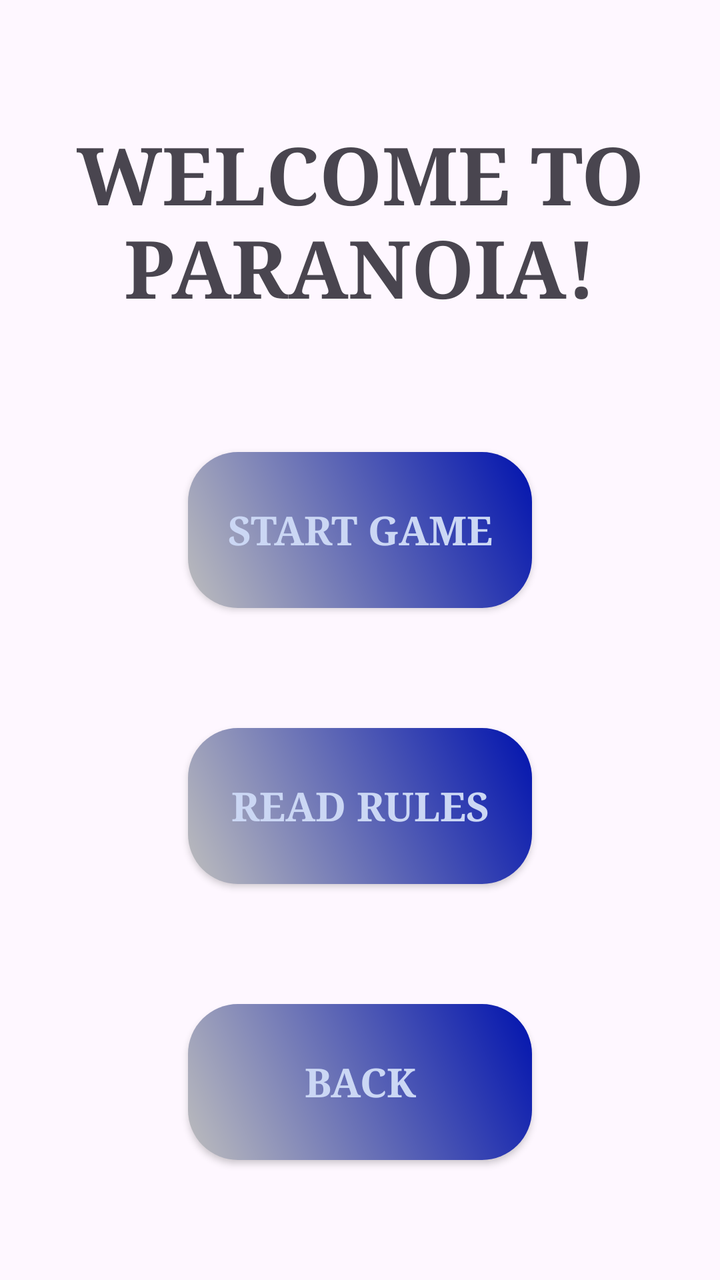
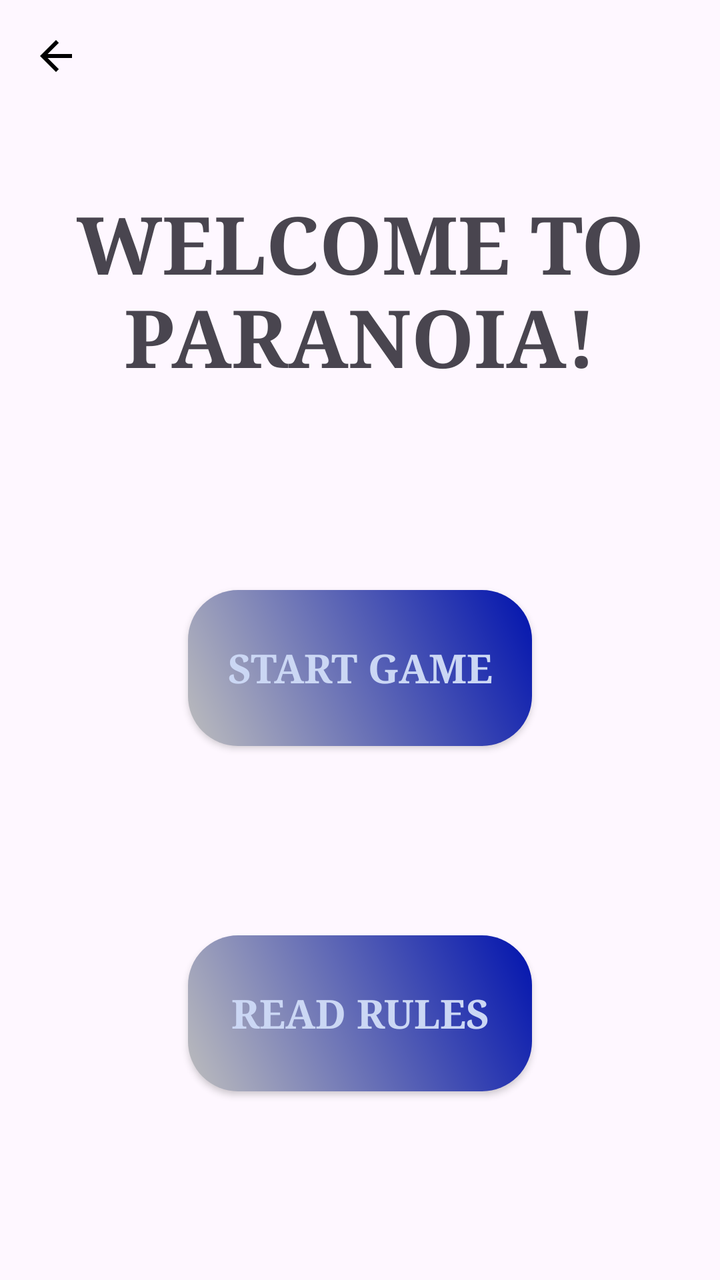

Screens rendered from an Android XML layout before and after an edit, with the pre-edit source and the edit as a unified diff.
<!-- AndroidManifest.xml: application theme Theme.GameCollection -->
<!-- res/layout/activity_paranoia.xml -->
<?xml version="1.0" encoding="utf-8"?>
<androidx.constraintlayout.widget.ConstraintLayout xmlns:android="http://schemas.android.com/apk/res/android"
    xmlns:app="http://schemas.android.com/apk/res-auto"
    xmlns:tools="http://schemas.android.com/tools"
    android:id="@+id/main"
    android:layout_width="match_parent"
    android:layout_height="match_parent"
    tools:context=".paranoia.ParanoiaActivity">

    <TextView
        android:id="@+id/ParanoiaTextView"
        android:layout_width="309dp"
        android:layout_height="106dp"
        android:fontFamily="serif"
        android:text="WELCOME TO PARANOIA!"
        android:textAlignment="center"
        android:textSize="40sp"
        android:textStyle="bold"
        app:layout_constraintBottom_toTopOf="@+id/buttonStart"
        app:layout_constraintEnd_toEndOf="parent"
        app:layout_constraintHorizontal_bias="0.5"
        app:layout_constraintStart_toStartOf="parent"
        app:layout_constraintTop_toTopOf="parent" />

    <androidx.appcompat.widget.AppCompatButton
        android:id="@+id/buttonStart"
        android:layout_width="172dp"
        android:layout_height="78dp"
        android:background="@drawable/paranoia_button"
        android:fontFamily="serif"
        android:text="Start game"
        android:textColor="@color/paranoiaButtonTextColour"
        android:textSize="20sp"
        android:textStyle="bold"
        app:layout_constraintBottom_toTopOf="@+id/buttonRules"
        app:layout_constraintEnd_toEndOf="parent"
        app:layout_constraintHorizontal_bias="0.5"
        app:layout_constraintStart_toStartOf="parent"
        app:layout_constraintTop_toBottomOf="@+id/ParanoiaTextView" />

    <androidx.appcompat.widget.AppCompatButton
        android:id="@+id/buttonRules"
        android:layout_width="172dp"
        android:layout_height="78dp"
        android:background="@drawable/paranoia_button"
        android:fontFamily="serif"
        android:text="Read rules"
        android:textColor="@color/paranoiaButtonTextColour"
        android:textSize="20sp"
        android:textStyle="bold"
        app:layout_constraintBottom_toTopOf="@+id/buttonBackFromParanoia"
        app:layout_constraintEnd_toEndOf="parent"
        app:layout_constraintHorizontal_bias="0.5"
        app:layout_constraintStart_toStartOf="parent"
        app:layout_constraintTop_toBottomOf="@+id/buttonStart" />

    <androidx.appcompat.widget.AppCompatButton
        android:id="@+id/buttonBackFromParanoia"
        android:layout_width="172dp"
        android:layout_height="78dp"
        android:background="@drawable/paranoia_button"
        android:fontFamily="serif"
        android:text="Back"
        android:textColor="@color/paranoiaButtonTextColour"
        android:textSize="20sp"
        android:textStyle="bold"
        app:layout_constraintBottom_toBottomOf="parent"
        app:layout_constraintEnd_toEndOf="parent"
        app:layout_constraintHorizontal_bias="0.5"
        app:layout_constraintStart_toStartOf="parent"
        app:layout_constraintTop_toBottomOf="@+id/buttonRules" />

</androidx.constraintlayout.widget.ConstraintLayout>
<!-- resources referenced by this layout -->
<resources>
  <color name="paranoiaButtonTextColour">#cbd7f4</color>
  <!-- drawable paranoia_button (drawable) -->
  <?xml version="1.0" encoding="utf-8"?>
  <shape xmlns:android="http://schemas.android.com/apk/res/android" android:shape="rectangle">
      <gradient
          android:angle="45"
          android:startColor="#BDBDBD"
          android:endColor="#0113ae"/>
      <corners android:radius="25dp" />
  </shape>
  <style name="Theme.GameCollection" parent="Base.Theme.GameCollection" />
  <style name="Base.Theme.GameCollection" parent="Theme.Material3.DayNight.NoActionBar">
          
          
      </style>
</resources>

<!-- the commit's change to res/layout/activity_paranoia.xml (unified diff, before → after) -->
@@ -48,26 +48,23 @@
         android:textColor="@color/paranoiaButtonTextColour"
         android:textSize="20sp"
         android:textStyle="bold"
-        app:layout_constraintBottom_toTopOf="@+id/buttonBackFromParanoia"
+        app:layout_constraintBottom_toBottomOf="parent"
         app:layout_constraintEnd_toEndOf="parent"
         app:layout_constraintHorizontal_bias="0.5"
         app:layout_constraintStart_toStartOf="parent"
         app:layout_constraintTop_toBottomOf="@+id/buttonStart" />
 
-    <androidx.appcompat.widget.AppCompatButton
-        android:id="@+id/buttonBackFromParanoia"
-        android:layout_width="172dp"
-        android:layout_height="78dp"
-        android:background="@drawable/paranoia_button"
-        android:fontFamily="serif"
-        android:text="Back"
-        android:textColor="@color/paranoiaButtonTextColour"
-        android:textSize="20sp"
-        android:textStyle="bold"
-        app:layout_constraintBottom_toBottomOf="parent"
-        app:layout_constraintEnd_toEndOf="parent"
-        app:layout_constraintHorizontal_bias="0.5"
+    <ImageButton
+        android:id="@+id/buttonBack"
+        android:layout_width="40dp"
+        android:layout_height="40dp"
+        android:layout_marginStart="8dp"
+        android:layout_marginTop="8dp"
+        android:background="?attr/selectableItemBackgroundBorderless"
+        android:contentDescription="Back"
+        android:padding="8dp"
+        android:src="@drawable/arrow_back"
         app:layout_constraintStart_toStartOf="parent"
-        app:layout_constraintTop_toBottomOf="@+id/buttonRules" />
+        app:layout_constraintTop_toTopOf="parent" />
 
 </androidx.constraintlayout.widget.ConstraintLayout>
<!-- resource entries referenced after the edit -->
@@ -1,6 +1,12 @@
 <!-- resources referenced by this layout -->
 <resources>
   <color name="paranoiaButtonTextColour">#cbd7f4</color>
+  <!-- drawable arrow_back (drawable) -->
+  <vector xmlns:android="http://schemas.android.com/apk/res/android" android:autoMirrored="true" android:height="24dp" android:tint="#000000" android:viewportHeight="24" android:viewportWidth="24" android:width="24dp">
+        
+      <path android:fillColor="@android:color/white" android:pathData="M20,11H7.83l5.59,-5.59L12,4l-8,8 8,8 1.41,-1.41L7.83,13H20v-2z"/>
+      
+  </vector>
   <!-- drawable paranoia_button (drawable) -->
   <?xml version="1.0" encoding="utf-8"?>
   <shape xmlns:android="http://schemas.android.com/apk/res/android" android:shape="rectangle">
